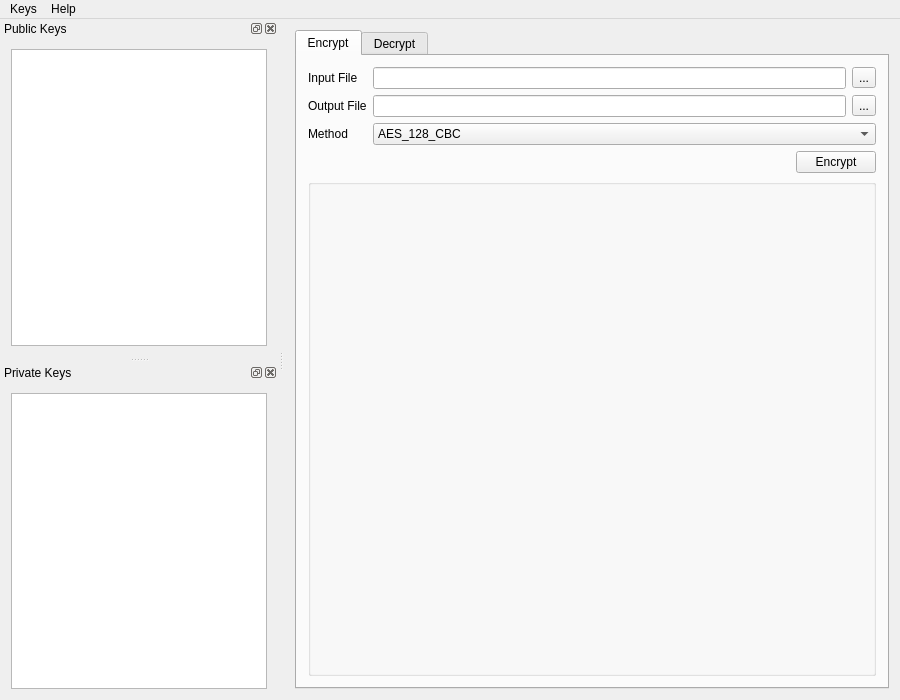
The window that src/ui/main-window.ui (rewqazxv/pgp-again) describes before a commit, drawn with Qt 5.
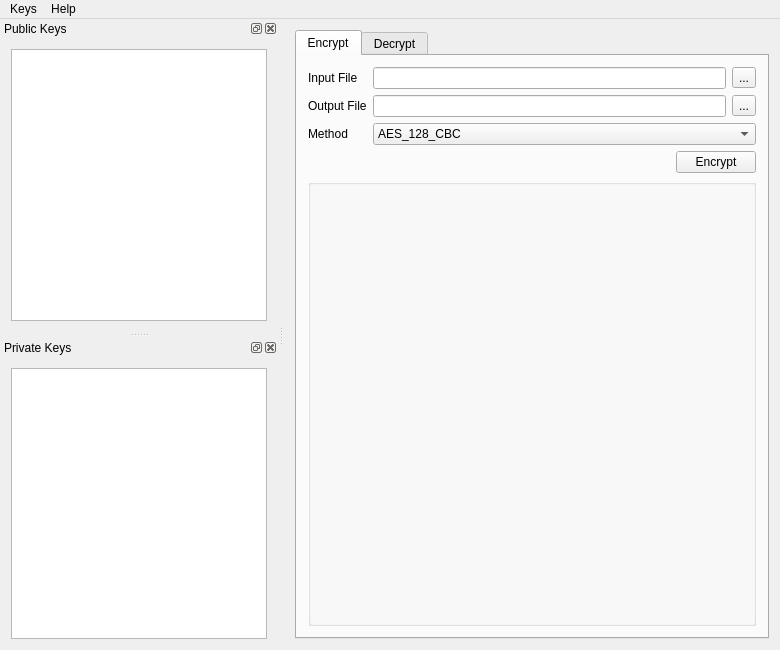
The same window after the commit. Icons and pictures are not drawn.

What changed in the file:
```diff
--- a/src/ui/main-window.ui
+++ b/src/ui/main-window.ui
@@ -6,8 +6,8 @@
    <rect>
     <x>0</x>
     <y>0</y>
-    <width>900</width>
-    <height>700</height>
+    <width>780</width>
+    <height>650</height>
    </rect>
   </property>
   <property name="windowTitle">
@@ -257,8 +257,8 @@
     <rect>
      <x>0</x>
      <y>0</y>
-     <width>900</width>
-     <height>30</height>
+     <width>780</width>
+     <height>29</height>
     </rect>
    </property>
    <widget class="QMenu" name="menuHelp">
```
Left out of the diff: 40 changed lines with no effect on the pictures.
